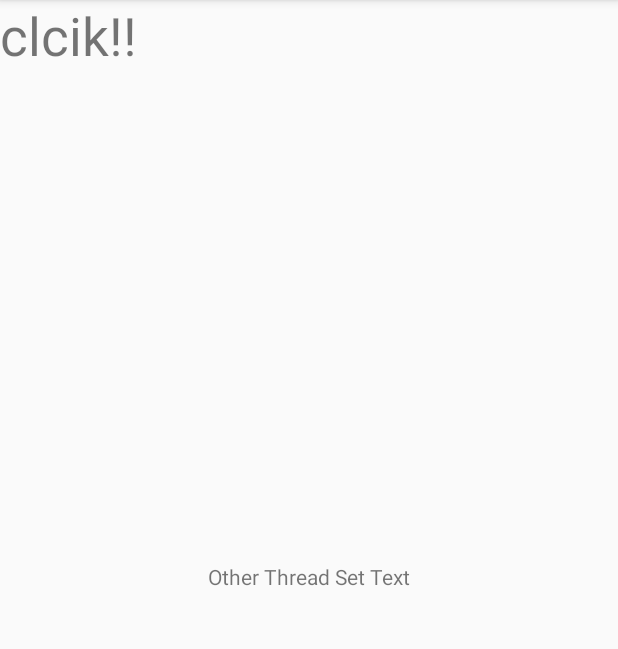
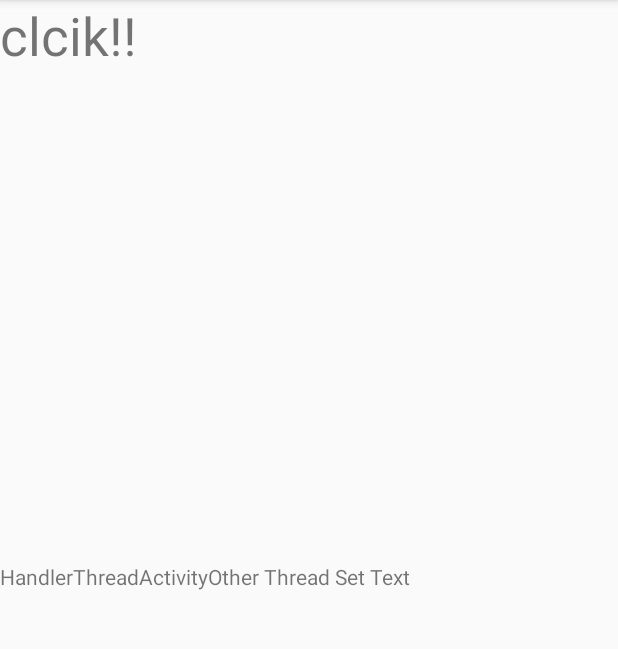
Before and after one commit to kiyoung-Lee/android-nextstep-study, an Android app: the screen it shows after launch (MainActivity), on a phone screen of 412 x 824 dp, the part 84-733 px from its top. Run offline under Robolectric (Android 15) with nearby library versions, the phone set to English and light mode, and no system bars.

Commit message:
handelr thread Sample Upload

```diff
--- a/app/src/main/java/com/example/luke/myapplication/MainActivity.java
+++ b/app/src/main/java/com/example/luke/myapplication/MainActivity.java
@@ -1,5 +1,6 @@
 package com.example.luke.myapplication;
 
+import android.content.Intent;
 import android.os.Handler;
 import android.support.v7.app.AppCompatActivity;
 import android.os.Bundle;
@@ -7,12 +8,14 @@ import android.view.View;
 import android.widget.TextView;
 
 import com.example.luke.myapplication.handler.LooperThread;
+import com.example.luke.myapplication.handlerthread.HandlerThreadActivity;
 
 public class MainActivity extends AppCompatActivity {
 
     private LooperThread thread;
     private TextView textView;
-    private TextView clickButton;
+    private TextView handlerButton;
+    private TextView moveHandlerTheradActivityButton;
     private int count = 0;
     private static final int DELAY_TIME = 500;
     private Handler handler;
@@ -23,7 +26,8 @@ public class MainActivity extends AppCompatActivity {
         setContentView(R.layout.activity_main);
 
         textView = findViewById(R.id.center_text);
-        clickButton = findViewById(R.id.click_text_view);
+        handlerButton = findViewById(R.id.click_text_view);
+        moveHandlerTheradActivityButton = findViewById(R.id.handler_thread_activity_text_view);
         handler = new Handler();
 
         thread = new LooperThread(textView);
@@ -33,7 +37,7 @@ public class MainActivity extends AppCompatActivity {
     }
 
     private void setClickEvent(){
-        clickButton.setOnClickListener(new View.OnClickListener() {
+        handlerButton.setOnClickListener(new View.OnClickListener() {
             @Override
             public void onClick(View v) {
 //                new Handler().post(new Runnable() {
@@ -46,6 +50,14 @@ public class MainActivity extends AppCompatActivity {
                 handler.post(updateTimeTask);
             }
         });
+
+        moveHandlerTheradActivityButton.setOnClickListener(new View.OnClickListener() {
+            @Override
+            public void onClick(View v) {
+                Intent intent = new Intent(getApplicationContext(), HandlerThreadActivity.class);
+                startActivity(intent);
+            }
+        });
     }
 
     private Runnable updateTimeTask = new Runnable() {
--- a/app/src/main/res/layout/activity_main.xml
+++ b/app/src/main/res/layout/activity_main.xml
@@ -25,4 +25,12 @@
         android:textSize="35dp"
         />
 
+    <TextView
+        android:id="@+id/handler_thread_activity_text_view"
+        android:layout_width="wrap_content"
+        android:layout_height="wrap_content"
+        android:text="HandlerThreadActivity"
+        app:layout_constraintTop_toTopOf="@id/center_text"
+        />
+
 </android.support.constraint.ConstraintLayout>
```
Also changed, not shown: app/src/main/AndroidManifest.xml (+4 -3 lines), app/src/main/java/com/example/luke/myapplication/handlerthread/HandlerThreadActivity.java (added, +57 -0 lines), app/src/main/res/layout/activity_handler_thread.xml (added, +20 -0 lines).
